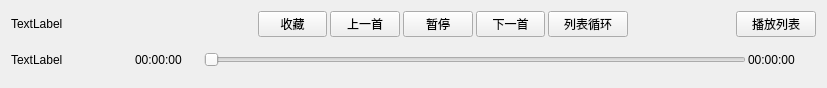
Above: gui/music_ui.ui from zyzzzasdhjk/database_project before the change. Below: the same form after it.
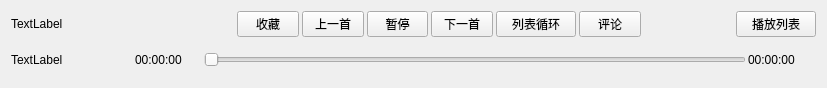
That is the form after the change.

Commit message: 11.28 为音乐栏加上评论功能

Patch:
```diff
--- a/gui/music_ui.ui
+++ b/gui/music_ui.ui
@@ -15,7 +15,7 @@
   </property>
   <layout class="QVBoxLayout" name="verticalLayout_2">
    <item>
-    <layout class="QHBoxLayout" name="horizontalLayout_2" stretch="3,4,2,2,2,2,2,3,1">
+    <layout class="QHBoxLayout" name="horizontalLayout_2" stretch="3,4,2,2,2,2,2,2,3,1">
      <property name="spacing">
       <number>3</number>
      </property>
@@ -137,6 +137,31 @@
        </property>
       </widget>
      </item>
+     <item>
+      <widget class="QPushButton" name="commennt_button">
+       <property name="sizePolicy">
+        <sizepolicy hsizetype="Minimum" vsizetype="Fixed">
+         <horstretch>0</horstretch>
+         <verstretch>0</verstretch>
+        </sizepolicy>
+       </property>
+       <property name="minimumSize">
+        <size>
+         <width>60</width>
+         <height>0</height>
+        </size>
+       </property>
+       <property name="whatsThis">
+        <string>&lt;html&gt;&lt;head/&gt;&lt;body&gt;&lt;p&gt;&lt;br/&gt;&lt;/p&gt;&lt;/body&gt;&lt;/html&gt;</string>
+       </property>
+       <property name="styleSheet">
+        <string notr="true">font: 10pt &quot;微软雅黑&quot;;</string>
+       </property>
+       <property name="text">
+        <string>评论</string>
+       </property>
+      </widget>
+     </item>
      <item>
       <spacer name="horizontalSpacer">
        <property name="orientation">
```
The commit also changes 2 other files.
